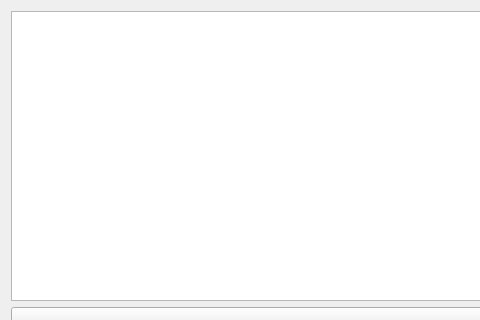
First picture: the form in front/ui/new_Rapport.ui, repository FabioF9/GSB-AppliVisiteur, before the edit; both pictures show x 0 to 480 and y 0 to 320 of the 760 by 510 pixel window.
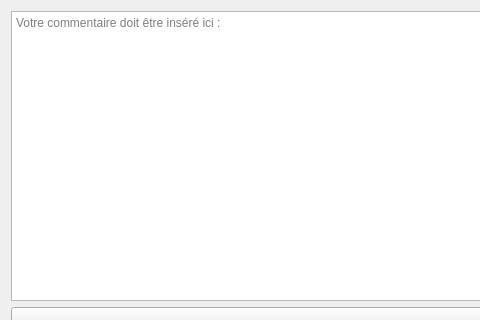
Second picture: the form after the edit.

```diff
--- a/front/ui/new_Rapport.ui
+++ b/front/ui/new_Rapport.ui
@@ -15,7 +15,11 @@
   </property>
   <layout class="QGridLayout" name="gridLayout">
    <item row="0" column="0" colspan="2">
-    <widget class="QTextEdit" name="rapport_comm"/>
+    <widget class="QTextEdit" name="rapport_comm">
+     <property name="placeholderText">
+      <string>Votre commentaire doit être inséré ici :</string>
+     </property>
+    </widget>
    </item>
    <item row="1" column="0">
     <widget class="QComboBox" name="rapport_medecins"/>
```
